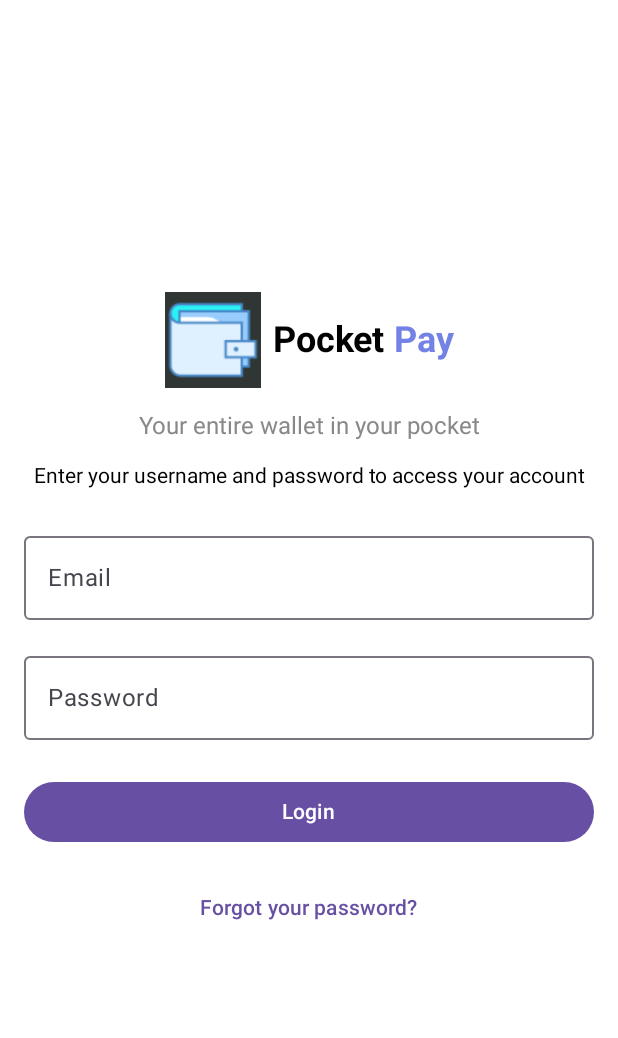
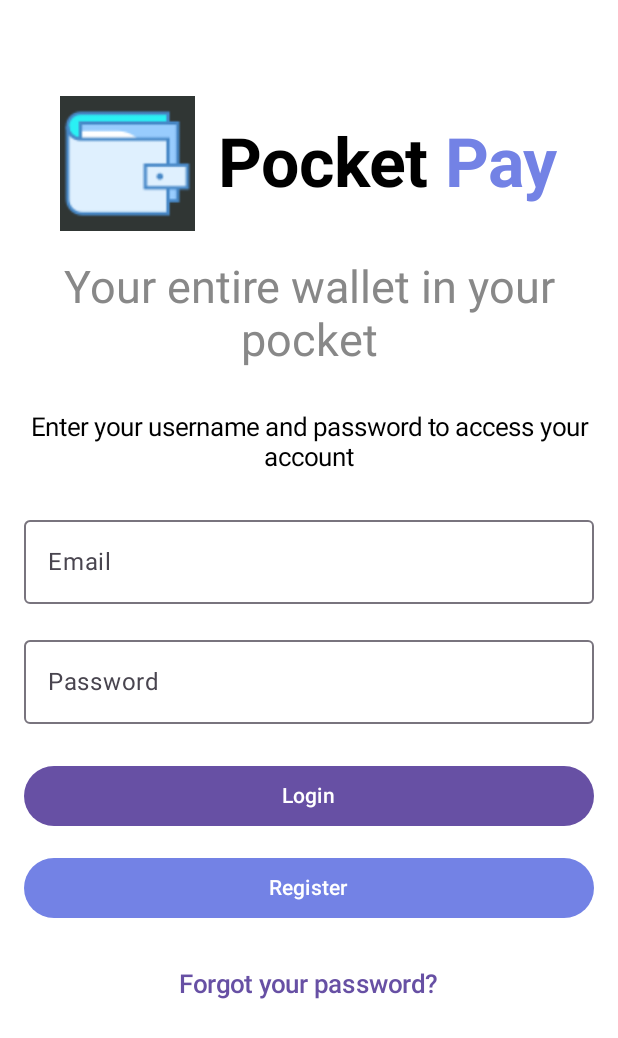
Before and after one commit to nnicokim/tp3_hci, an Android app built with Jetpack Compose: the @Preview function LoginScreenPreview, on a phone screen of 412 x 824 dp. Shown: the top 1038 px of the screen. Run offline under Robolectric (Android 15) with nearby library versions, the phone set to English and light mode, and no system bars.

Commit message:
changes in login screen

```diff
--- a/app/src/main/java/pocket/pay/tp3_hci/screens/LoginScreen.kt
+++ b/app/src/main/java/pocket/pay/tp3_hci/screens/LoginScreen.kt
@@ -4,6 +4,7 @@ import androidx.compose.foundation.Image
 import androidx.compose.foundation.layout.*
 import androidx.compose.foundation.text.KeyboardOptions
 import androidx.compose.material3.Button
+import androidx.compose.material3.ButtonDefaults
 import androidx.compose.material3.OutlinedTextField
 import androidx.compose.material3.Text
 import androidx.compose.material3.TextButton
@@ -31,9 +32,11 @@ fun LoginScreen() {
         modifier = Modifier
             .fillMaxSize()
             .padding(16.dp),
-        verticalArrangement = Arrangement.Center,
+        verticalArrangement = Arrangement.Top,
         horizontalAlignment = Alignment.CenterHorizontally
     ) {
+        Spacer(modifier = Modifier.height(48.dp))
+
         Row(
             verticalAlignment = Alignment.CenterVertically,
             horizontalArrangement = Arrangement.Center
@@ -41,38 +44,38 @@ fun LoginScreen() {
             Image(
                 painter = painterResource(id = R.drawable.pplogo),
                 contentDescription = "Logo",
-                modifier = Modifier.size(64.dp)
+                modifier = Modifier.size(90.dp)
             )
-            Spacer(modifier = Modifier.width(8.dp))
+            Spacer(modifier = Modifier.width(15.dp))
             Text(
                 text = "Pocket ",
                 color = Color.Black,
-                fontSize = 24.sp,
+                fontSize = 45.sp,
                 fontWeight = FontWeight.Bold
             )
             Text(
                 text = "Pay",
                 color = Purple,
-                fontSize = 24.sp,
+                fontSize = 45.sp,
                 fontWeight = FontWeight.Bold
             )
         }
 
-        Spacer(modifier = Modifier.height(16.dp))
+        Spacer(modifier = Modifier.height(20.dp))
 
         Text(
             text = "Your entire wallet in your pocket",
             color = Color.Gray,
-            fontSize = 16.sp,
+            fontSize = 30.sp,
             textAlign = TextAlign.Center
         )
 
-        Spacer(modifier = Modifier.height(16.dp))
+        Spacer(modifier = Modifier.height(30.dp))
 
         Text(
             text = "Enter your username and password to access your account",
             color = Color.Black,
-            fontSize = 14.sp,
+            fontSize = 17.sp,
             textAlign = TextAlign.Center
         )
 
@@ -100,19 +103,33 @@ fun LoginScreen() {
         Spacer(modifier = Modifier.height(24.dp))
 
         Button(
-            onClick = { /* Lógica de login */ },
+            onClick = { /* Lógica o nav de login */ },
             modifier = Modifier.fillMaxWidth()
         ) {
             Text(text = "Login")
         }
 
+        Spacer(modifier = Modifier.height(13.dp))
+
+        Button(
+            onClick = { /* Lógica o nav de register */ },
+            modifier = Modifier.fillMaxWidth(),
+            colors = ButtonDefaults.buttonColors(
+                containerColor = Purple,
+                contentColor = Color.White
+            )
+        ) {
+            Text(text = "Register")
+        }
+
         Spacer(modifier = Modifier.height(16.dp))
 
         TextButton(
-            onClick = { /* Lógica para recuperar contraseña */ },
+            onClick = { /* nav al screen para recuperar contraseña */ },
             modifier = Modifier.fillMaxWidth()
         ) {
-            Text(text = "Forgot your password?")
+            Text(text = "Forgot your password?",
+                fontSize = 17.sp,)
         }
     }
 }
```
